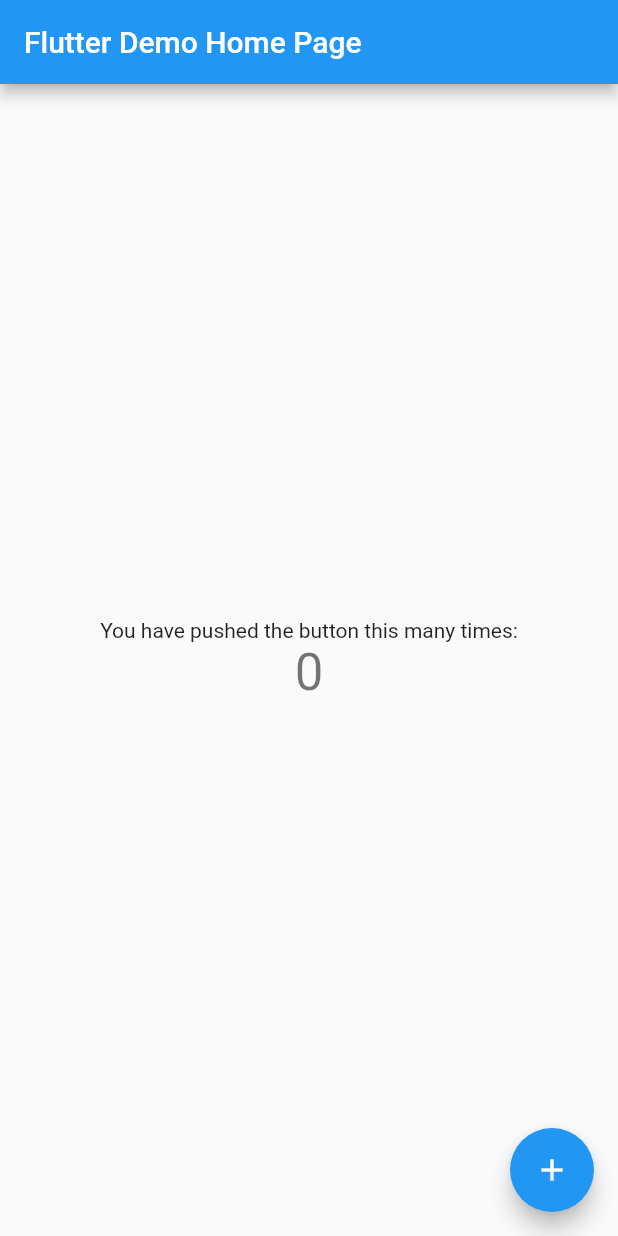
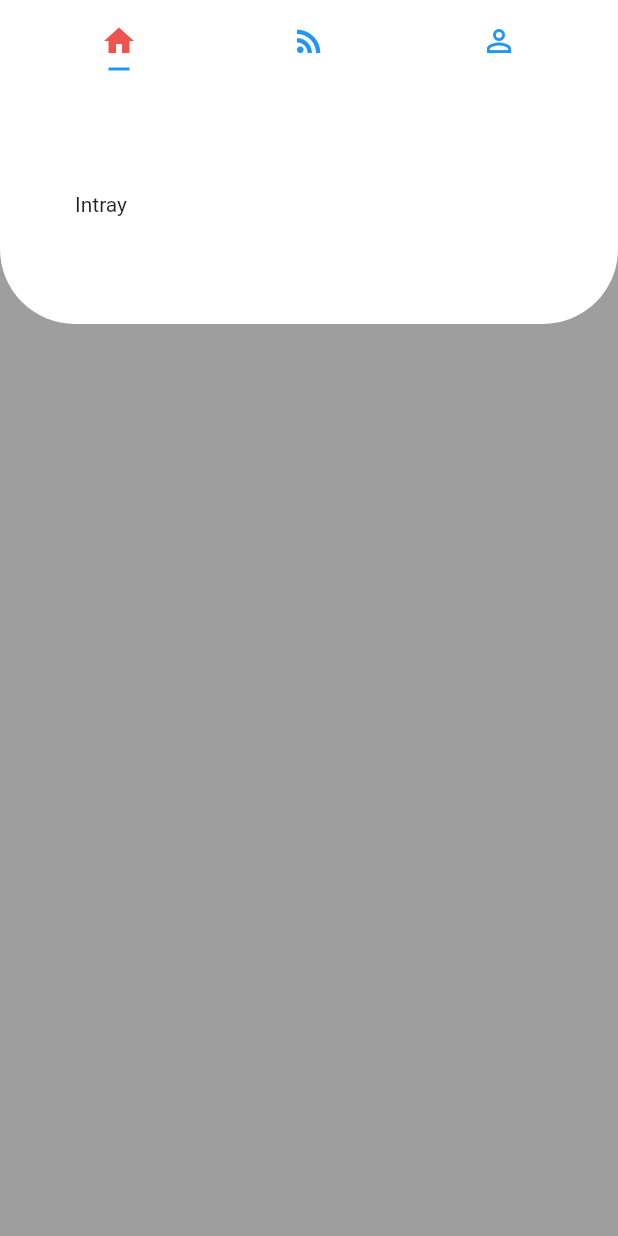
Before and after one commit to utkarshrai2811/TodoApp, a Flutter app: the screen it shows after launch, on a phone screen of 412 x 824 dp. Run offline on Flutter 3.47's test engine with Material 2 defaults, Android fonts, the phone set to English and light mode, and no system bars; missing offline and left inert: a package.

Commit message:
added navbar

```diff
--- a/App/todoapp/lib/main.dart
+++ b/App/todoapp/lib/main.dart
@@ -5,43 +5,23 @@ void main() {
 }
 
 class MyApp extends StatelessWidget {
-  // This widget is the root of your application.
+
   @override
   Widget build(BuildContext context) {
     return MaterialApp(
-      title: 'Flutter Demo',
+      title: 'Todo App',
       theme: ThemeData(
-        // This is the theme of your application.
-        //
-        // Try running your application with "flutter run". You'll see the
-        // application has a blue toolbar. Then, without quitting the app, try
-        // changing the primarySwatch below to Colors.green and then invoke
-        // "hot reload" (press "r" in the console where you ran "flutter run",
-        // or simply save your changes to "hot reload" in a Flutter IDE).
-        // Notice that the counter didn't reset back to zero; the application
-        // is not restarted.
+
         primarySwatch: Colors.blue,
-        // This makes the visual density adapt to the platform that you run
-        // the app on. For desktop platforms, the controls will be smaller and
-        // closer together (more dense) than on mobile platforms.
         visualDensity: VisualDensity.adaptivePlatformDensity,
       ),
-      home: MyHomePage(title: 'Flutter Demo Home Page'),
+      home: MyHomePage(title: 'Todo App'),
     );
   }
 }
 
 class MyHomePage extends StatefulWidget {
   MyHomePage({Key key, this.title}) : super(key: key);
-
-  // This widget is the home page of your application. It is stateful, meaning
-  // that it has a State object (defined below) that contains fields that affect
-  // how it looks.
-
-  // This class is the configuration for the state. It holds the values (in this
-  // case the title) provided by the parent (in this case the App widget) and
-  // used by the build method of the State. Fields in a Widget subclass are
-  // always marked "final".
 
   final String title;
 
@@ -50,68 +30,73 @@ class MyHomePage extends StatefulWidget {
 }
 
 class _MyHomePageState extends State<MyHomePage> {
-  int _counter = 0;
-
-  void _incrementCounter() {
-    setState(() {
-      // This call to setState tells the Flutter framework that something has
-      // changed in this State, which causes it to rerun the build method below
-      // so that the display can reflect the updated values. If we changed
-      // _counter without calling setState(), then the build method would not be
-      // called again, and so nothing would appear to happen.
-      _counter++;
-    });
-  }
 
   @override
   Widget build(BuildContext context) {
-    // This method is rerun every time setState is called, for instance as done
-    // by the _incrementCounter method above.
-    //
-    // The Flutter framework has been optimized to make rerunning build methods
-    // fast, so that you can just rebuild anything that needs updating rather
-    // than having to individually change instances of widgets.
-    return Scaffold(
-      appBar: AppBar(
-        // Here we take the value from the MyHomePage object that was created by
-        // the App.build method, and use it to set our appbar title.
-        title: Text(widget.title),
-      ),
-      body: Center(
-        // Center is a layout widget. It takes a single child and positions it
-        // in the middle of the parent.
-        child: Column(
-          // Column is also a layout widget. It takes a list of children and
-          // arranges them vertically. By default, it sizes itself to fit its
-          // children horizontally, and tries to be as tall as its parent.
-          //
-          // Invoke "debug painting" (press "p" in the console, choose the
-          // "Toggle Debug Paint" action from the Flutter Inspector in Android
-          // Studio, or the "Toggle Debug Paint" command in Visual Studio Code)
-          // to see the wireframe for each widget.
-          //
-          // Column has various properties to control how it sizes itself and
-          // how it positions its children. Here we use mainAxisAlignment to
-          // center the children vertically; the main axis here is the vertical
-          // axis because Columns are vertical (the cross axis would be
-          // horizontal).
-          mainAxisAlignment: MainAxisAlignment.center,
-          children: <Widget>[
-            Text(
-              'You have pushed the button this many times:',
+    return MaterialApp(
+      color: Colors.yellow,
+      home: SafeArea(
+        child: DefaultTabController(
+        length: 3,
+        child: new Scaffold(
+          body: Stack(
+            children: <Widget>[
+            TabBarView(
+              children: [
+                new Container(
+                  color: Colors.grey,
+                ),
+                new Container(color: Colors.orange[400],),
+                new Container(
+                  color: Colors.red[400],
+                ),
+              ],
             ),
-            Text(
-              '$_counter',
-              style: Theme.of(context).textTheme.headline4,
+            Container(
+              padding: EdgeInsets.only(left: 50),
+              height:160,
+              decoration: BoxDecoration(
+                borderRadius: BorderRadius.only(
+                  bottomLeft: Radius.circular(50),
+                  bottomRight: Radius.circular(50)
+                ),
+                color: Colors.white,
+              ),
+              child: Row(
+                mainAxisAlignment: MainAxisAlignment.spaceBetween,
+                children: <Widget>[
+                  Text("Intray"),
+                  Container()
+                ],
+              )
+            )
+           ]
+          ),
+          appBar: AppBar(
+            elevation: 0,
+            title: new TabBar(
+              tabs: [
+                Tab(
+                  icon: new Icon(Icons.home),
+                ),
+                Tab(
+                  icon: new Icon(Icons.rss_feed),
+                ),
+                Tab(
+                  icon: new Icon(Icons.perm_identity),
+                ),
+              ],
+              labelColor: Colors.red[400],
+              unselectedLabelColor: Colors.blue,
+              indicatorSize: TabBarIndicatorSize.label,
+              indicatorPadding: EdgeInsets.all(5.0),
             ),
-          ],
+            backgroundColor: Colors.white,
+          ),
+          backgroundColor: Colors.white,
         ),
       ),
-      floatingActionButton: FloatingActionButton(
-        onPressed: _incrementCounter,
-        tooltip: 'Increment',
-        child: Icon(Icons.add),
-      ), // This trailing comma makes auto-formatting nicer for build methods.
+     )
     );
   }
 }
--- /dev/null
+++ b/App/todoapp/lib/models/global.dart
@@ -0,0 +1 @@
+import 'package: flutter/material.dart';
--- a/App/todoapp/pubspec.yaml
+++ b/App/todoapp/pubspec.yaml
@@ -28,6 +28,7 @@ dependencies:
   # The following adds the Cupertino Icons font to your application.
   # Use with the CupertinoIcons class for iOS style icons.
   cupertino_icons: ^0.1.3
+  webview_flutter:
 
 dev_dependencies:
   flutter_test:
```
Also changed, not shown: App/todoapp/pubspec.lock.
